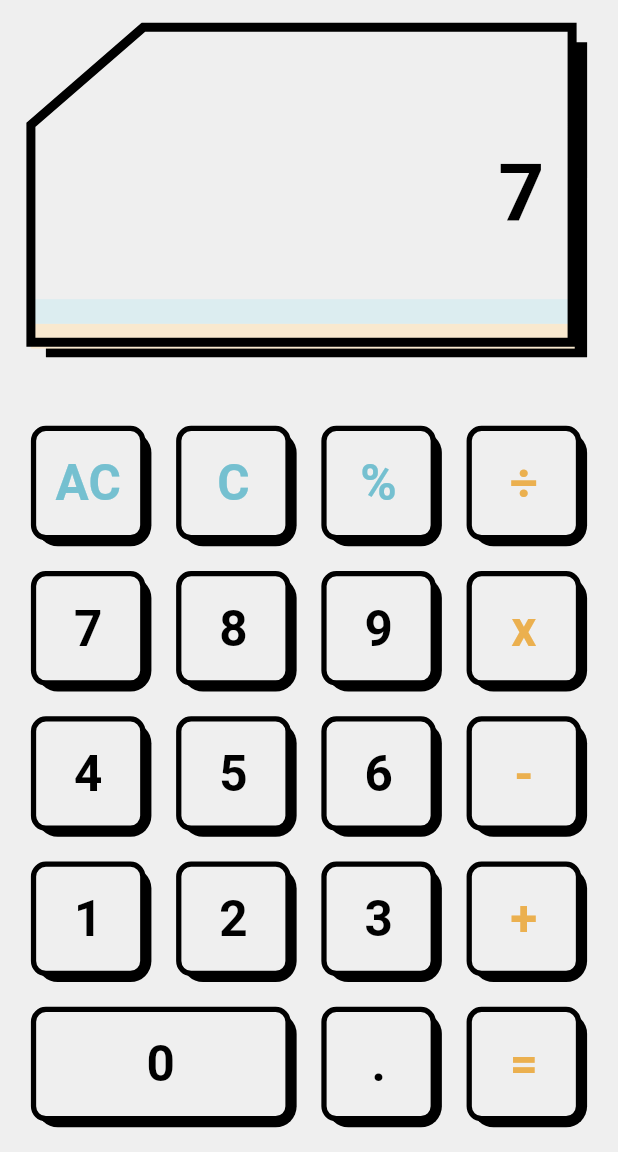
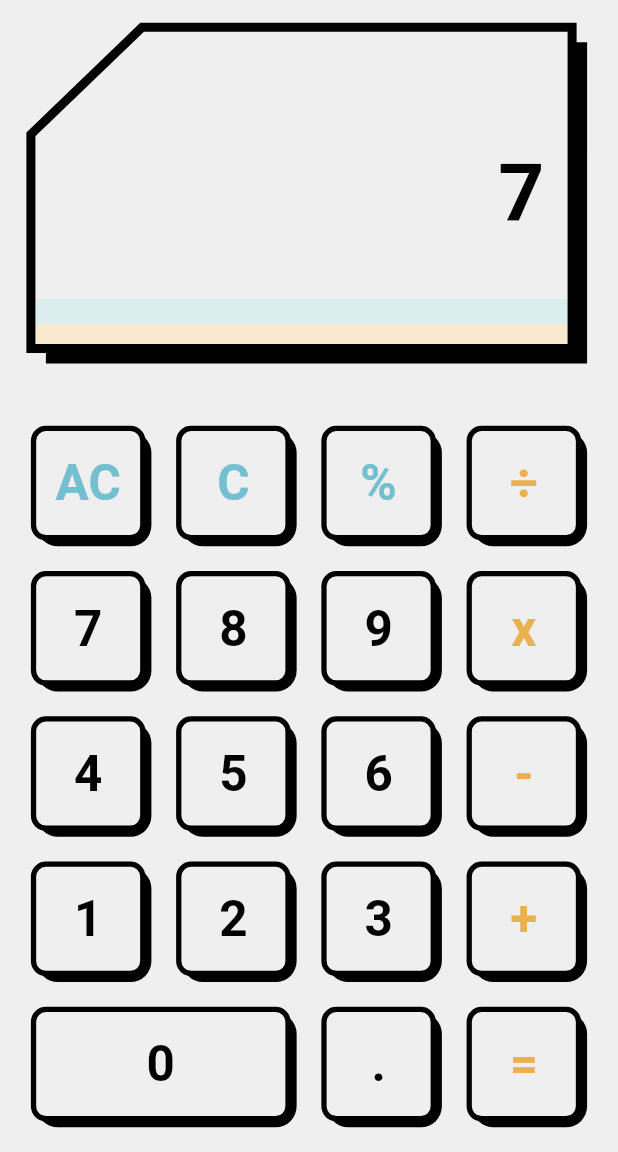
Before and after one commit to recepsenoglu/flutter_calculator, a Flutter app: the screen it shows after launch, after a tap on an icon or button, on a phone screen of 412 x 824 dp, the part 84-1236 px from its top. Run offline on Flutter 3.47's test engine with Material 3 defaults, Android fonts, the phone set to English and light mode, and no system bars; our stand-ins replace google_fonts, shared_preferences; Roboto replaces fonts that are missing (Michroma).

Commit message:
scren canvas sizes fixed

```diff
--- a/lib/product/canvas/border_canvas.dart
+++ b/lib/product/canvas/border_canvas.dart
@@ -2,9 +2,15 @@ import 'package:flutter/material.dart';
 
 class BorderCanvas extends CustomPainter {
   BorderCanvas({
+    required this.width,
+    required this.height,
+    this.margin = 10,
     this.backgroundColor = Colors.black,
   });
 
+  final double width;
+  final double height;
+  final double margin;
   final Color backgroundColor;
 
   @override
@@ -23,11 +29,11 @@ class BorderCanvas extends CustomPainter {
       ..strokeWidth = 6;
 
     Path path = Path();
-    path.moveTo(75, 0);
-    path.lineTo(0, 65);
-    path.lineTo(0, 210);
-    path.lineTo(size.width - 10, 210);
-    path.lineTo(size.width - 10, 0);
+    path.moveTo(width / 5, 0);
+    path.lineTo(0, height / 3);
+    path.lineTo(0, height);
+    path.lineTo(width - margin, height);
+    path.lineTo(width - margin, 0);
     path.close();
 
     canvas.drawPath(path, paint);
--- a/lib/product/canvas/screen_canvas.dart
+++ b/lib/product/canvas/screen_canvas.dart
@@ -2,9 +2,15 @@ import 'package:flutter/material.dart';
 
 class ScreenCanvas extends CustomPainter {
   ScreenCanvas({
+    required this.width,
+    required this.height,
+    this.margin = 10,
     this.backgroundColor,
   });
 
+  final double width;
+  final double height;
+  final double margin;
   final Color? backgroundColor;
 
   @override
@@ -25,11 +31,11 @@ class ScreenCanvas extends CustomPainter {
       ..strokeWidth = 5;
 
     Path path = Path();
-    path.moveTo(75, 0);
-    path.lineTo(0, 65);
-    path.lineTo(0, 210);
-    path.lineTo(size.width - 10, 210);
-    path.lineTo(size.width - 10, 0);
+    path.moveTo(width / 5, 0);
+    path.lineTo(0, height / 3);
+    path.lineTo(0, height);
+    path.lineTo(width - margin, height);
+    path.lineTo(width - margin, 0);
     path.close();
 
     canvas.drawPath(path, paint);
--- a/lib/product/canvas/shadow_canvas.dart
+++ b/lib/product/canvas/shadow_canvas.dart
@@ -2,9 +2,15 @@ import 'package:flutter/material.dart';
 
 class ShadowCanvas extends CustomPainter {
   ShadowCanvas({
+    required this.width,
+    required this.height,
+    this.margin = 10,
     this.backgroundColor,
   });
 
+  final double width;
+  final double height;
+  final double margin;
   final Color? backgroundColor;
 
   @override
@@ -23,11 +29,11 @@ class ShadowCanvas extends CustomPainter {
     final Paint paint = Paint()..shader = gradient.createShader(colorBounds);
 
     Path path = Path();
-    path.moveTo(100, 10);
-    path.lineTo(10, 100);
-    path.lineTo(10, 220);
-    path.lineTo(size.width, 220);
-    path.lineTo(size.width, 10);
+    path.moveTo(width / 5 + margin, margin);
+    path.lineTo(margin, height / 3 + margin);
+    path.lineTo(margin, height + margin);
+    path.lineTo(width, height + margin);
+    path.lineTo(width, margin);
     path.close();
 
     canvas.drawPath(path, paint);
--- a/lib/product/widgets/screen_widget.dart
+++ b/lib/product/widgets/screen_widget.dart
@@ -32,11 +32,16 @@ class ScreenWidget extends StatelessWidget {
         children: [
           CustomPaint(
             painter: ShadowCanvas(
-                backgroundColor: Theme.of(context).colorScheme.shadow),
+              width: AppSizes.getWidth(0.9),
+              height: AppSizes.getHeight(0.26),
+              backgroundColor: Theme.of(context).colorScheme.shadow,
+            ),
             child: Container(),
           ),
           CustomPaint(
             painter: ScreenCanvas(
+              width: AppSizes.getWidth(0.9),
+              height: AppSizes.getHeight(0.26),
               backgroundColor: Theme.of(context).colorScheme.onSurface,
             ),
             child: Container(
@@ -99,7 +104,10 @@ class ScreenWidget extends StatelessWidget {
           ),
           CustomPaint(
             painter: BorderCanvas(
-                backgroundColor: Theme.of(context).colorScheme.shadow),
+              width: AppSizes.getWidth(0.9),
+              height: AppSizes.getHeight(0.26),
+              backgroundColor: Theme.of(context).colorScheme.shadow,
+            ),
             child: Container(),
           ),
         ],
```
